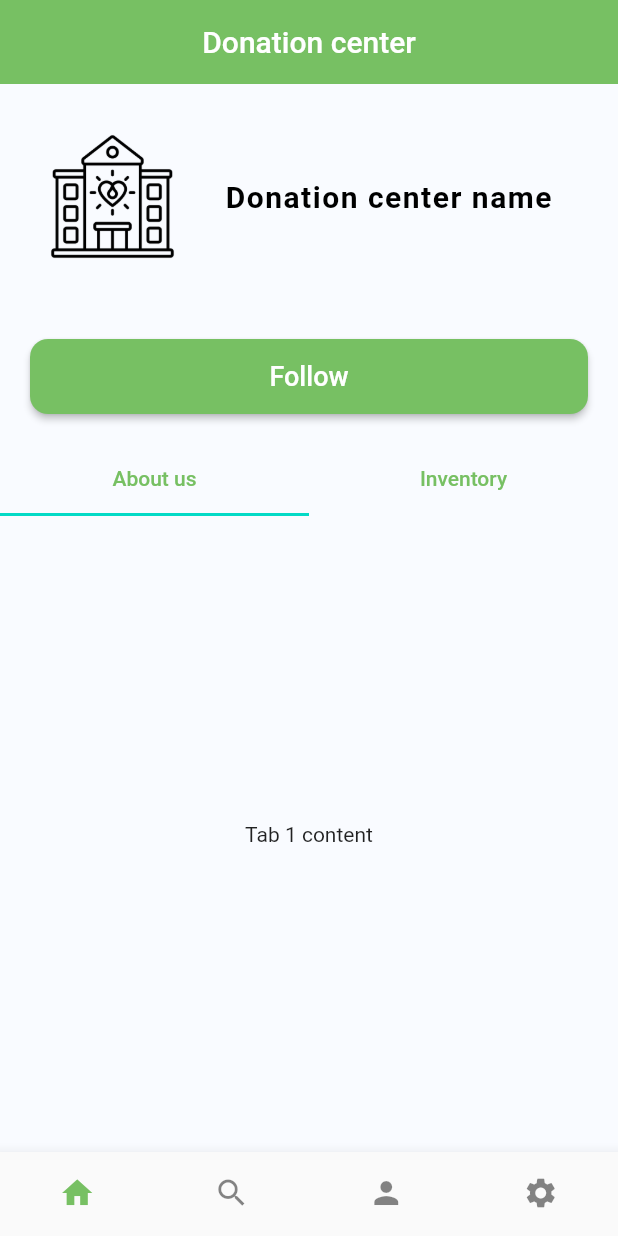
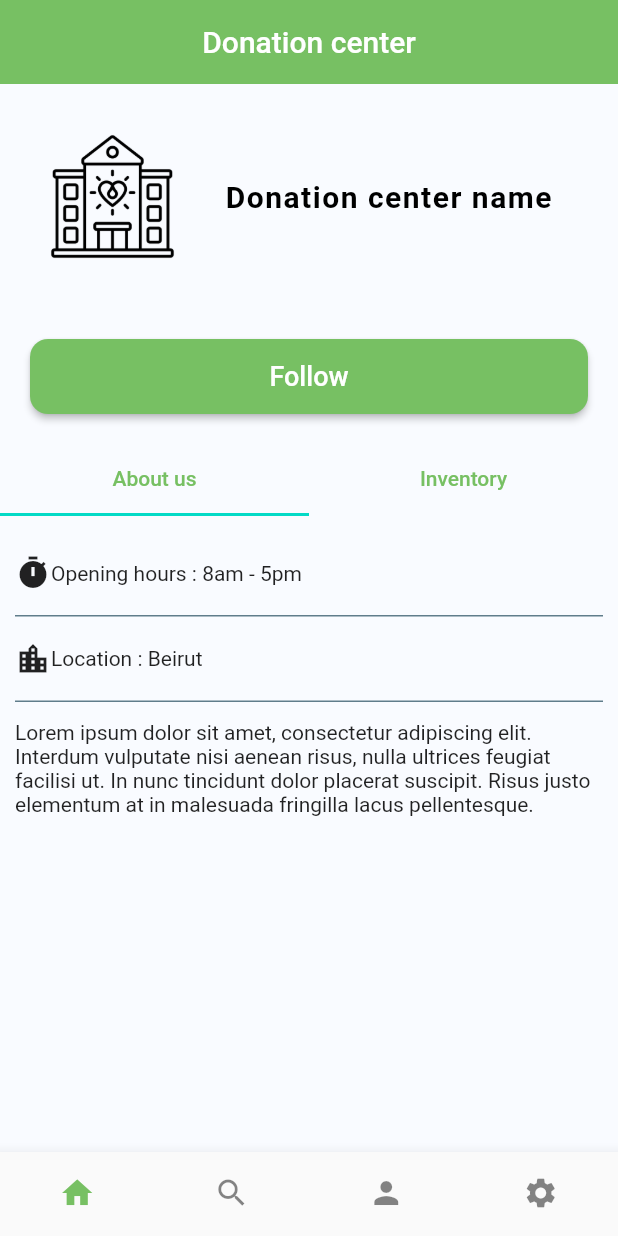
Before and after one commit to Hacktivists-AUB/Need2Give-frontend, a Flutter app: the screen it shows after launch, on a phone screen of 412 x 824 dp. Run offline on Flutter 3.47's test engine with Material 2 defaults, Android fonts, the phone set to English and light mode, and no system bars; our stand-ins replace carousel_slider, flutter_dotenv, flutter_map, flutter_signin_button, font_awesome_flutter, geolocator and 4 more; Roboto replaces fonts that are missing (Helvetica).

Commit message:
Created about us page from user pov

```diff
--- a/need2give/lib/screens/donation center/profile_screen.dart
+++ b/need2give/lib/screens/donation center/profile_screen.dart
@@ -1,4 +1,5 @@
 import 'package:need2give/constants/global.dart';
+import 'package:need2give/widgets/about_us_donation_center.dart';
 import 'package:need2give/widgets/button.dart';
 
 import 'package:flutter/material.dart';
@@ -79,7 +80,11 @@ class _DonationScreen extends State<DonationScreen>
             child: TabBarView(
               controller: _tabController,
               children: const [
-                Center(child: Text('Tab 1 content')),
+                Center(
+                    child: Padding(
+                  padding: EdgeInsets.all(10),
+                  child: AboutUs(),
+                )),
                 Center(child: Text('Tab 2 content')),
               ],
             ),
--- /dev/null
+++ b/need2give/lib/widgets/about_us_donation_center.dart
@@ -0,0 +1,59 @@
+import 'package:flutter/material.dart';
+import 'package:need2give/constants/global.dart';
+
+class AboutUs extends StatefulWidget {
+  const AboutUs({super.key});
+
+  @override
+  State<AboutUs> createState() => _AboutUs();
+}
+
+class _AboutUs extends State<AboutUs> {
+  @override
+  Widget build(BuildContext context) {
+    return ListView(
+      children: [
+        Padding(
+          padding: EdgeInsets.only(top: 16),
+          child: Row(
+            children: const [
+              Icon(Icons.timer),
+              Text("Opening hours : 8am - 5pm"),
+            ],
+          ),
+        ),
+        const Padding(
+          padding: EdgeInsets.only(top: 16, bottom: 16),
+          child: Divider(
+            height: 1,
+            thickness: 1,
+            color: Colors.blueGrey,
+          ),
+        ),
+        Row(
+          children: const [
+            Icon(Icons.location_city),
+            Text("Location : Beirut"),
+          ],
+        ),
+        const Padding(
+          padding: EdgeInsets.only(top: 16),
+          child: Divider(
+            height: 1,
+            thickness: 1,
+            color: Colors.blueGrey,
+          ),
+        ),
+        Container(
+          width: 394,
+          margin: const EdgeInsets.only(top: 12),
+          child: const Text(
+            "Lorem ipsum dolor sit amet, consectetur adipiscing elit. Interdum vulputate nisi aenean risus, nulla ultrices feugiat facilisi ut. In nunc tincidunt dolor placerat suscipit. Risus justo elementum at in malesuada fringilla lacus pellentesque.",
+            maxLines: null,
+            textAlign: TextAlign.left,
+          ),
+        ),
+      ],
+    );
+  }
+}
```
